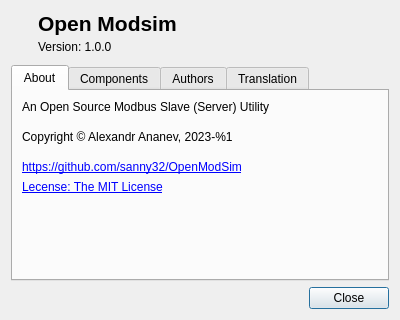
sanny32/OpenModSim, file src/dialogs/dialogabout.ui: the form before one commit.
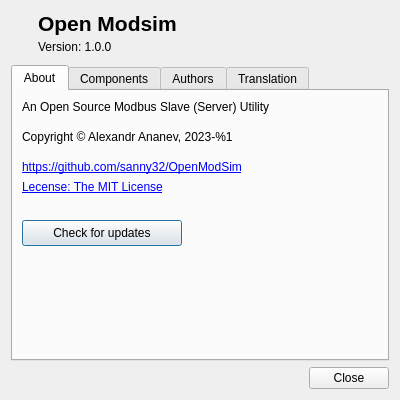
The form after the commit. Icons and pictures are not drawn. Custom widgets are drawn as their Qt base class.

Commit message: feat: Added 'check for updates' button in dialog about

Patch:
```diff
--- a/src/dialogs/dialogabout.ui
+++ b/src/dialogs/dialogabout.ui
@@ -7,9 +7,15 @@
     <x>0</x>
     <y>0</y>
     <width>400</width>
-    <height>320</height>
+    <height>400</height>
    </rect>
   </property>
+  <property name="minimumSize">
+   <size>
+    <width>400</width>
+    <height>400</height>
+   </size>
+  </property>
   <property name="windowTitle">
    <string>About...</string>
   </property>
@@ -180,10 +186,62 @@
          <property name="orientation">
           <enum>Qt::Vertical</enum>
          </property>
+         <property name="sizeType">
+          <enum>QSizePolicy::Fixed</enum>
+         </property>
          <property name="sizeHint" stdset="0">
           <size>
-           <width>0</width>
-           <height>40</height>
+           <width>20</width>
+           <height>20</height>
+          </size>
+         </property>
+        </spacer>
+       </item>
+       <item>
+        <layout class="QHBoxLayout" name="horizontalLayout_2">
+         <item>
+          <widget class="QPushButton" name="buttonCheckForUpdates">
+           <property name="sizePolicy">
+            <sizepolicy hsizetype="Fixed" vsizetype="Fixed">
+             <horstretch>0</horstretch>
+             <verstretch>0</verstretch>
+            </sizepolicy>
+           </property>
+           <property name="minimumSize">
+            <size>
+             <width>160</width>
+             <height>26</height>
+            </size>
+           </property>
+           <property name="text">
+            <string>Check for updates</string>
+           </property>
+          </widget>
+         </item>
+         <item>
+          <spacer name="horizontalSpacer_2">
+           <property name="orientation">
+            <enum>Qt::Horizontal</enum>
+           </property>
+           <property name="sizeHint" stdset="0">
+            <size>
+             <width>40</width>
+             <height>20</height>
+            </size>
+           </property>
+          </spacer>
+         </item>
+        </layout>
+       </item>
+       <item>
+        <spacer name="verticalSpacer_3">
+         <property name="orientation">
+          <enum>Qt::Vertical</enum>
+         </property>
+         <property name="sizeHint" stdset="0">
+          <size>
+           <width>20</width>
+           <height>20</height>
           </size>
          </property>
         </spacer>
```
Left out of the diff: 6 changed lines with no effect on the pictures. The commit also changes 12 other files.
